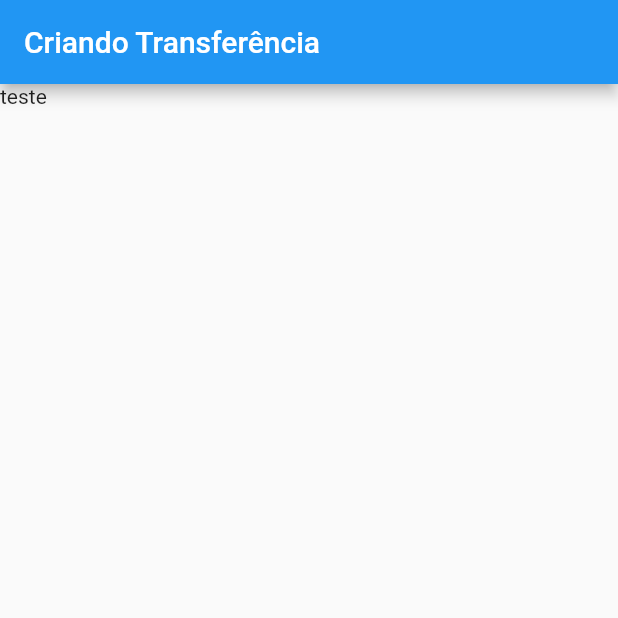
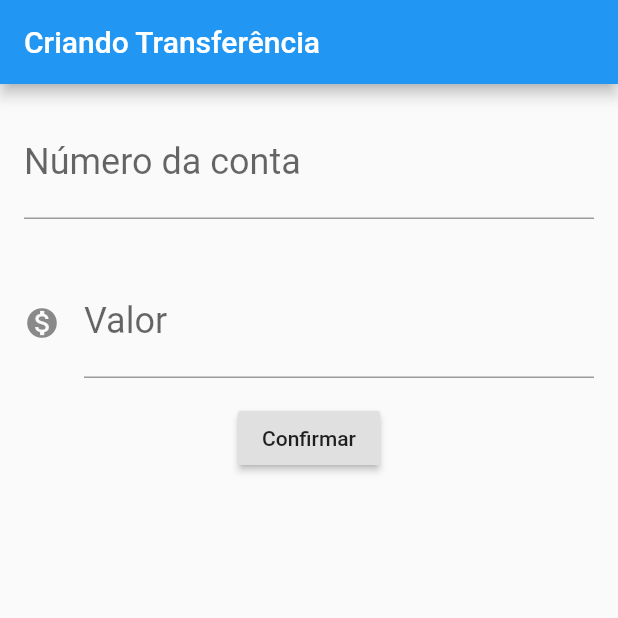
Before and after one commit to rnanc/bytebank, a Flutter app: the screen it shows after launch, on a phone screen of 412 x 824 dp, the top half of it. Run offline on Flutter 3.47's test engine with Material 2 defaults, Android fonts, the phone set to English and light mode, and no system bars.

Commit message:
style: container style on main

```diff
--- a/lib/main.dart
+++ b/lib/main.dart
@@ -3,12 +3,58 @@ import 'package:flutter/material.dart';
 void main() => runApp(ByteBankApp());
 
 class FormularioTransferencia extends StatelessWidget {
+  final TextEditingController _controllerAccountName = TextEditingController();
+  final TextEditingController _controllerAccountValue = TextEditingController();
+
   @override
   Widget build(BuildContext context) {
     return Scaffold(
-      appBar: AppBar(title: Text('Criando Transferência'),),
-      body: Text('teste'),
-
+      appBar: AppBar(
+        title: Text('Criando Transferência'),
+      ),
+      body: Column(
+        children: [
+          Padding(
+            padding: const EdgeInsets.all(16.0),
+            child: TextField(
+              controller: _controllerAccountName,
+              style: TextStyle(
+                fontSize: 24.0,
+              ),
+              decoration: InputDecoration(
+                  labelText: "Número da conta", hintText: "000"),
+              keyboardType: TextInputType.number,
+            ),
+          ),
+          Padding(
+            padding: const EdgeInsets.all(16.0),
+            child: TextField(
+              controller: _controllerAccountValue,
+              style: TextStyle(
+                fontSize: 24.0,
+              ),
+              decoration: InputDecoration(
+                  icon: Icon(Icons.monetization_on),
+                  labelText: "Valor",
+                  hintText: "0.00"),
+              keyboardType: TextInputType.number,
+            ),
+          ),
+          RaisedButton(
+            onPressed: () {
+              final int accountNumber =
+                  int.tryParse(_controllerAccountName.text);
+              final double accountValue =
+                  double.tryParse(_controllerAccountValue.text);
+              if (accountValue != null && accountNumber != null) {
+                final transferenciaCriada =
+                    Transferencia(accountValue, accountNumber);
+              }
+            },
+            child: Text("Confirmar"),
+          )
+        ],
+      ),
     );
   }
 }
```
